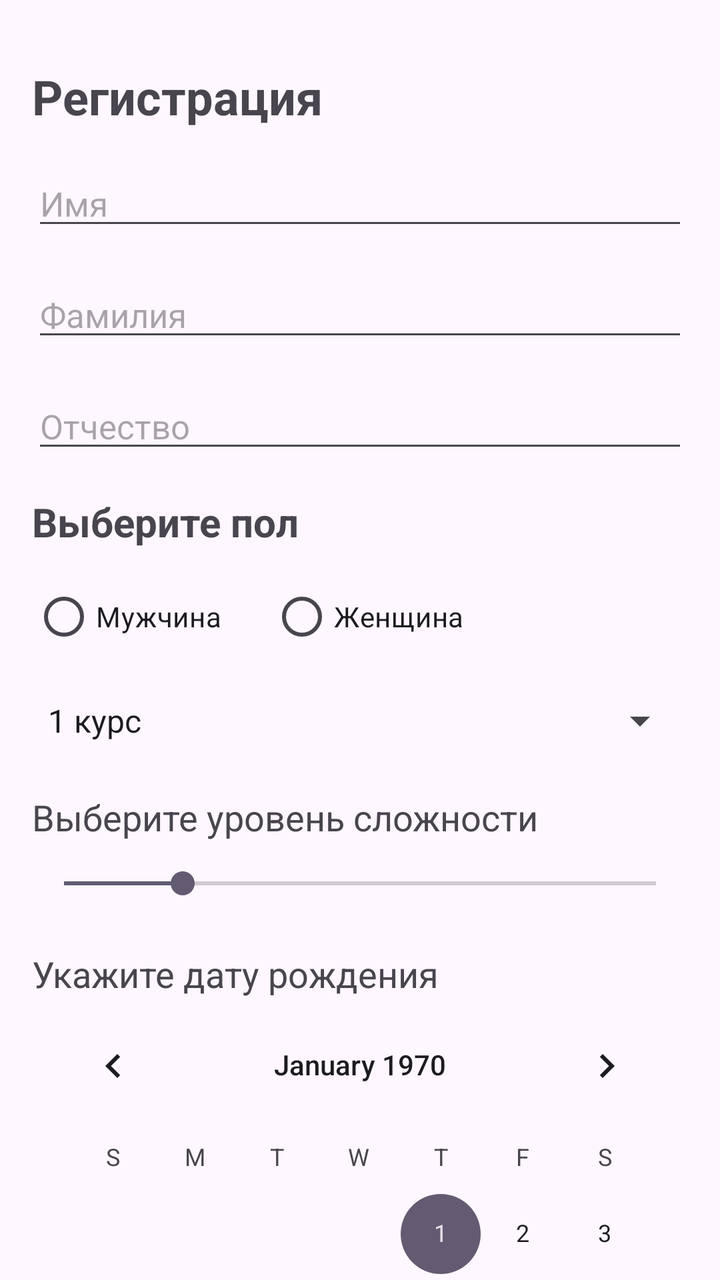
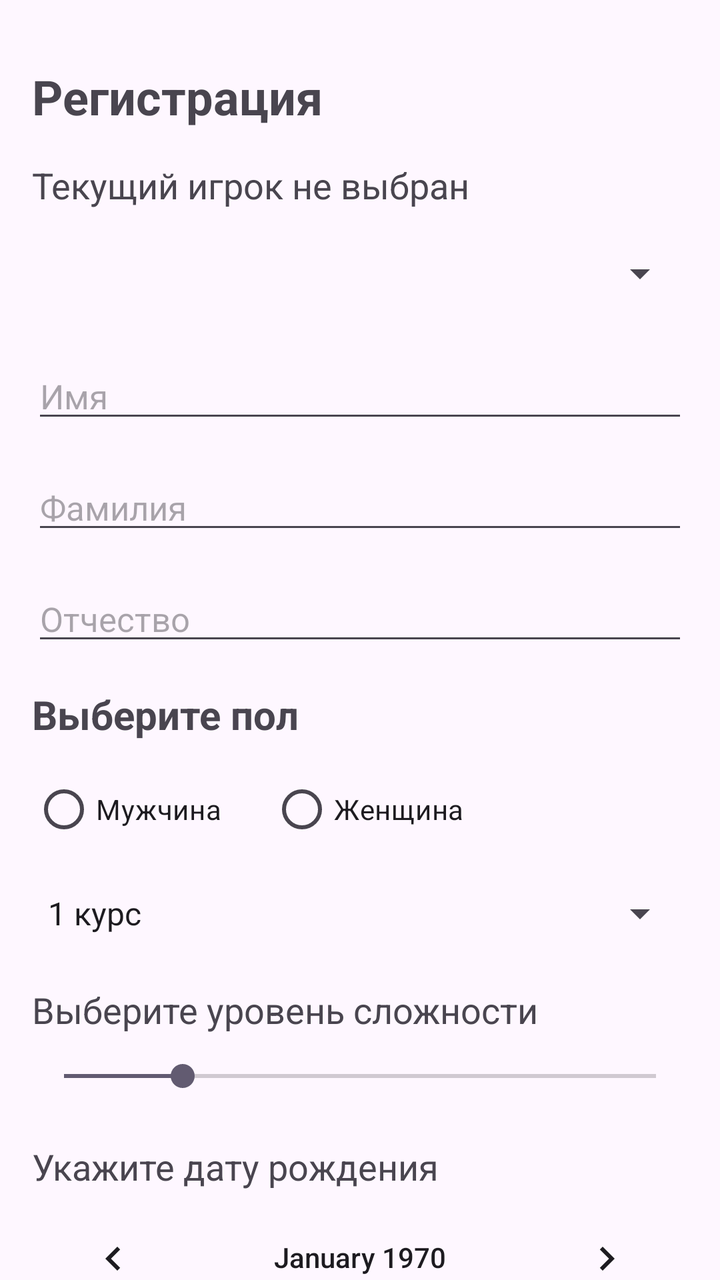

Two renders of the same Android screen: before a commit and after it. Below are the layout's source before the change and the commit's diff.
<!-- AndroidManifest.xml: application theme Theme.Juki -->
<!-- res/layout/registration_form.xml -->
<?xml version="1.0" encoding="utf-8"?>
<androidx.core.widget.NestedScrollView xmlns:android="http://schemas.android.com/apk/res/android"
    xmlns:tools="http://schemas.android.com/tools"
    android:layout_width="match_parent"
    android:layout_height="match_parent"
    android:fillViewport="true"
    android:overScrollMode="never">

    <LinearLayout
        android:layout_width="match_parent"
        android:layout_height="wrap_content"
        android:orientation="vertical"
        android:padding="16dp"
        tools:ignore="ExtraText">

        <TextView
            android:id="@+id/text_registration"
            android:layout_width="wrap_content"
            android:layout_height="wrap_content"
            android:layout_marginTop="16dp"
            android:text="@string/text_greeting"
            android:textSize="24sp"
            android:textStyle="bold" />

        <EditText
            android:id="@+id/name"
            android:layout_width="match_parent"
            android:layout_height="wrap_content"
            android:layout_marginTop="16dp"
            android:autofillHints=""
            android:hint="@string/name"
            android:inputType="text"
            android:textSize="17sp"
            android:textStyle="normal" />

        <EditText
            android:id="@+id/surname"
            android:layout_width="match_parent"
            android:layout_height="wrap_content"
            android:layout_marginTop="16dp"
            android:autofillHints=""
            android:hint="@string/surname"
            android:inputType="text"
            android:textSize="17sp"
            android:textStyle="normal" />

        <EditText
            android:id="@+id/othcestvo"
            android:layout_width="match_parent"
            android:layout_height="wrap_content"
            android:layout_marginTop="16dp"
            android:autofillHints=""
            android:hint="@string/otchestvo"
            android:inputType="text"
            android:textSize="17sp"
            android:textStyle="normal" />

        <TextView
            android:id="@+id/text_greeting"
            android:layout_width="wrap_content"
            android:layout_height="wrap_content"
            android:layout_marginTop="16dp"
            android:layout_marginBottom="10dp"
            android:text="@string/choose_gender"
            android:textSize="20sp"
            android:textStyle="bold" />

        <RadioGroup
            android:id="@+id/myRadioGroup"
            android:layout_width="match_parent"
            android:layout_height="wrap_content"
            android:orientation="horizontal">

            <RadioButton
                android:id="@+id/male"
                android:layout_width="wrap_content"
                android:layout_height="wrap_content"
                android:text="@string/male_gender" />

            <RadioButton
                android:id="@+id/female"
                android:layout_width="wrap_content"
                android:layout_height="wrap_content"
                android:layout_marginStart="24dp"
                android:text="@string/female_gender" />
        </RadioGroup>

        <Spinner
            android:id="@+id/combobox"
            android:layout_width="match_parent"
            android:layout_height="wrap_content"
            android:layout_marginTop="16dp"
            android:entries="@array/course_list"
            android:textSize="17sp"
            android:textStyle="normal" />

        <TextView
            android:id="@+id/difficulty_bar"
            android:layout_width="match_parent"
            android:layout_height="wrap_content"
            android:layout_marginTop="24dp"
            android:text="@string/dif_bar"
            android:textSize="18sp" />

        <SeekBar
            android:id="@+id/seekBar"
            android:layout_width="match_parent"
            android:layout_height="wrap_content"
            android:layout_marginTop="12dp"
            android:max="100"
            android:progress="20" />

        <TextView
            android:id="@+id/tvSelectedDate"
            android:layout_width="match_parent"
            android:layout_height="wrap_content"
            android:layout_marginTop="24dp"
            android:text="@string/text_date"
            android:textSize="18sp" />

        <CalendarView
            android:id="@+id/calendarView"
            android:layout_width="match_parent"
            android:layout_height="320dp" />

        <Button
            android:id="@+id/showZnak"
            android:layout_width="match_parent"
            android:layout_height="wrap_content"
            android:layout_marginTop="16dp"
            android:text="@string/show" />

        <TextView
            android:id="@+id/tvResult"
            android:layout_width="match_parent"
            android:layout_height="wrap_content"
            android:layout_marginTop="16dp"
            android:textSize="18sp" />

        <ImageView
            android:id="@+id/ivZodiac"
            android:layout_width="255dp"
            android:layout_height="255dp"
            android:layout_gravity="center_horizontal"
            android:layout_marginTop="20dp"
            android:layout_marginBottom="20dp"
            android:contentDescription=""
            android:visibility="gone" />

    </LinearLayout>
</androidx.core.widget.NestedScrollView>
<!-- resources referenced by this layout -->
<resources>
  <string-array name="course_list">
          <item>1 курс</item>
          <item>2 курс</item>
          <item>3 курс</item>
          <item>4 курс</item>
      </string-array>
  <string name="choose_gender">Выберите пол</string>
  <string name="dif_bar">Выберите уровень сложности</string>
  <string name="female_gender">Женщина</string>
  <string name="male_gender">Мужчина</string>
  <string name="name">Имя</string>
  <string name="otchestvo">Отчество</string>
  <string name="show">Показать</string>
  <string name="surname">Фамилия</string>
  <string name="text_date">Укажите дату рождения</string>
  <string name="text_greeting">Регистрация</string>
  <style name="Theme.Juki" parent="Base.Theme.Juki" />
  <style name="Base.Theme.Juki" parent="Theme.Material3.DayNight.NoActionBar">
          
          
      </style>
</resources>

<!-- the commit's change to res/layout/registration_form.xml (unified diff, before → after) -->
@@ -21,6 +21,21 @@
             android:text="@string/text_greeting"
             android:textSize="24sp"
             android:textStyle="bold" />
+
+        <TextView
+            android:id="@+id/tvCurrentPlayer"
+            android:layout_width="match_parent"
+            android:layout_height="wrap_content"
+            android:layout_marginTop="16dp"
+            android:text="@string/current_player_none"
+            android:textSize="18sp" />
+
+        <Spinner
+            android:id="@+id/spinnerPlayers"
+            android:layout_width="match_parent"
+            android:layout_height="48dp"
+            android:layout_marginTop="8dp"
+            android:contentDescription="@string/select_player" />
 
         <EditText
             android:id="@+id/name"
@@ -130,6 +145,13 @@
             android:layout_marginTop="16dp"
             android:text="@string/show" />
 
+        <Button
+            android:id="@+id/btnRegister"
+            android:layout_width="match_parent"
+            android:layout_height="wrap_content"
+            android:layout_marginTop="8dp"
+            android:text="@string/register_player" />
+
         <TextView
             android:id="@+id/tvResult"
             android:layout_width="match_parent"
<!-- resource entries referenced after the edit -->
@@ -7,11 +7,14 @@
           <item>4 курс</item>
       </string-array>
   <string name="choose_gender">Выберите пол</string>
+  <string name="current_player_none">Текущий игрок не выбран</string>
   <string name="dif_bar">Выберите уровень сложности</string>
   <string name="female_gender">Женщина</string>
   <string name="male_gender">Мужчина</string>
   <string name="name">Имя</string>
   <string name="otchestvo">Отчество</string>
+  <string name="register_player">Зарегистрировать нового игрока</string>
+  <string name="select_player">Выберите ранее зарегистрированного игрока</string>
   <string name="show">Показать</string>
   <string name="surname">Фамилия</string>
   <string name="text_date">Укажите дату рождения</string>
